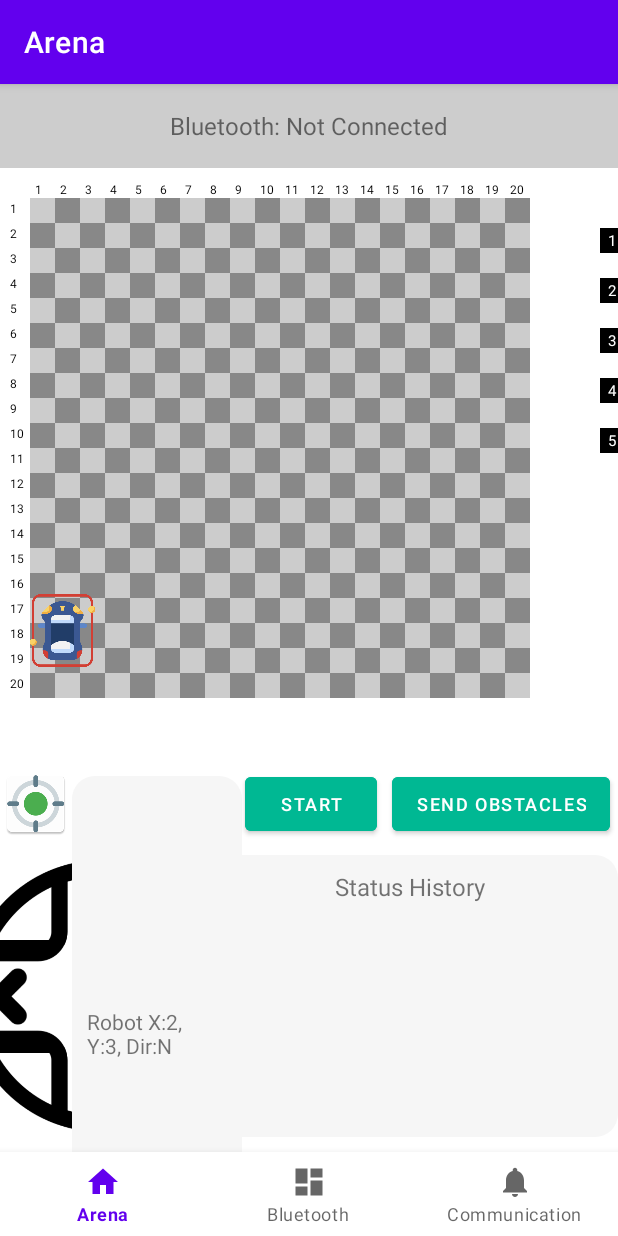
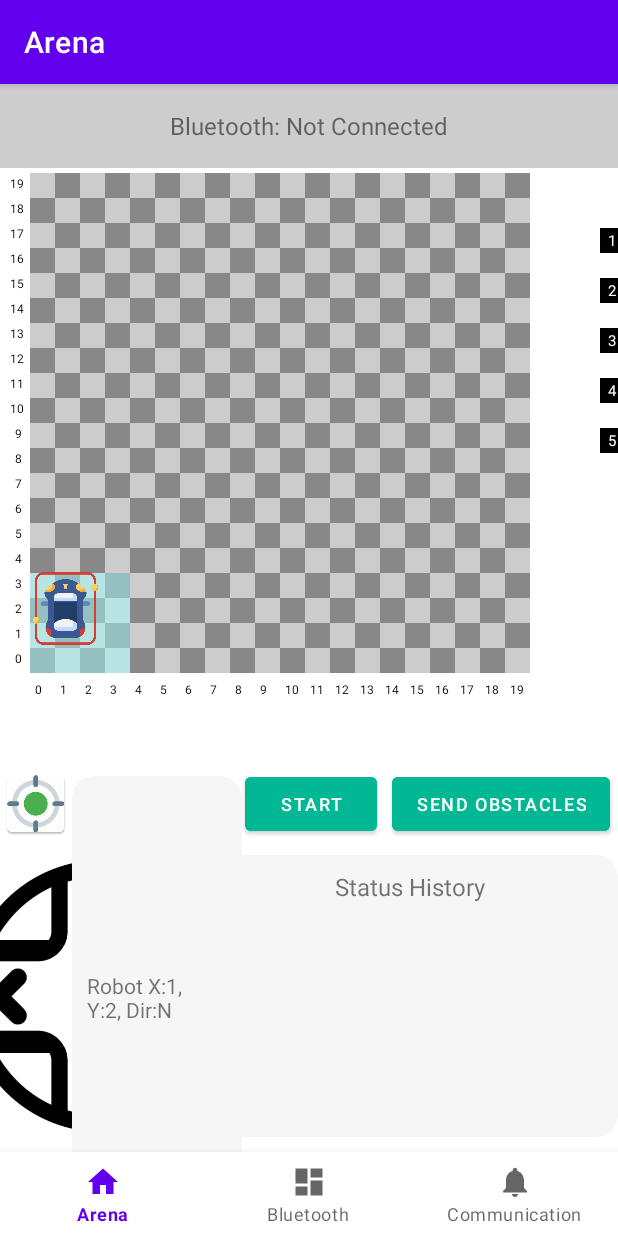
Before and after one commit to NicChoo96/MDP_Group29_Android, an Android app: the screen it shows after launch (MainActivity), after a tap on an icon or button, on a phone screen of 412 x 824 dp. Run offline under Robolectric (Android 15) with nearby library versions, the phone set to English and light mode, and no system bars; our stand-ins replace navigation-ui.

Commit message:
Adjusted arena grid design and object coordinates according to the evaluation rules Added Starting Zone on arena grid

```diff
--- a/app/src/main/java/com/example/mdp_grp29/arena_objects/ArenaGrid.java
+++ b/app/src/main/java/com/example/mdp_grp29/arena_objects/ArenaGrid.java
@@ -40,7 +40,7 @@ public class ArenaGrid {
         cells = new ArenaCell[col][row];
         for(int x = 0; x < col; x++){
             for(int y = 0; y < row; y++){
-                cells[x][y] = new ArenaCell(new Vector2D(x+1, y+1));
+                cells[x][y] = new ArenaCell(new Vector2D(x, row-y-1));
             }
         }
     }
--- a/app/src/main/java/com/example/mdp_grp29/ui/arena/ArenaFragment.java
+++ b/app/src/main/java/com/example/mdp_grp29/ui/arena/ArenaFragment.java
@@ -93,6 +93,12 @@ public class ArenaFragment extends Fragment {
     public void onStart() {
         super.onStart();
         bluetoothHelper = BluetoothHelper.getInstance(getActivity(), mHandler);
+        if(arenaPersistentData.getRobotCarData() != null){
+            updateRobotInfoTextView(arenaPersistentData.getRobotCarData().robotPosition, arenaPersistentData.getRobotCarData().robotOrientationAngle);
+        }
+        if(arenaPersistentData.getObstaclesData() != null){
+            updateObstacleInfoTextView(0, arenaPersistentData.getObstaclesData().getObstaclePos(0));
+        }
     }
 
     public void vibrateDevice(int time){
--- a/app/src/main/java/com/example/mdp_grp29/ui/arena/ArenaView.java
+++ b/app/src/main/java/com/example/mdp_grp29/ui/arena/ArenaView.java
@@ -37,6 +37,7 @@ public class ArenaView extends View {
     private Paint bluePaint;
     private Paint facePaint;
     private Paint grayPaint;
+    private Paint startPaint;
 
     private float zoomScale = 30f;
     private float originalScale;
@@ -51,7 +52,7 @@ public class ArenaView extends View {
     private Vector2D[] initialObstacleCanvasPos = new Vector2D[obstacleCount];
 
     private ArenaGrid arenaGrid;
-    private final Vector2D arenaGridOffSet = new Vector2D(30f, 30f);
+    private final Vector2D arenaGridOffSet = new Vector2D(30f, 5f);
 
     private boolean isDirectionChoosing;
     private boolean directionUI_BufferLock = false;
@@ -59,7 +60,7 @@ public class ArenaView extends View {
 
     private RobotCar robotCar;
     private final Vector2D robotSize = new Vector2D(3,3);
-    private final Vector2D initialRobotPos = new Vector2D(2,2);
+    private final Vector2D initialRobotPos = new Vector2D(1,1);
 
     ArenaFragment arenaFragment = ArenaFragment.getInstance();
 
@@ -68,11 +69,11 @@ public class ArenaView extends View {
             // Bullseye
             R.drawable.bulleyes,     // Image ID =0
             // Arrow
-            R.drawable.blue_left,           // Image ID =1
+            R.drawable.white_up,           // Image ID =1
             R.drawable.red_down,            // Image ID =2
             R.drawable.green_right,         // Image ID =3
-            R.drawable.white_up,            // Image ID =4
-            // Go
+            R.drawable.blue_left,            // Image ID =4
+            // Stop
             R.drawable.yellow_circle,       // Image ID =5
             // Number
             R.drawable.blue_1,              // Image ID =6
@@ -94,11 +95,13 @@ public class ArenaView extends View {
             R.drawable.green_g,           // Image ID =21
             R.drawable.white_h,           // Image ID =22
             R.drawable.blue_s,           // Image ID =23
-            R.drawable.red_u,           // Image ID =24
-            R.drawable.white_w,           // Image ID =25
-            R.drawable.blue_x,           // Image ID =26
-            R.drawable.yellow_y,           // Image ID =27
-            R.drawable.red_z,           // Image ID =28
+            R.drawable.yellow_t,           // Image ID =24
+            R.drawable.red_u,           // Image ID =25
+            R.drawable.green_v,           // Image ID =26
+            R.drawable.white_w,           // Image ID =27
+            R.drawable.blue_x,           // Image ID =28
+            R.drawable.yellow_y,           // Image ID =29
+            R.drawable.red_z,           // Image ID =30
     };
 
     // Constructor
@@ -113,6 +116,7 @@ public class ArenaView extends View {
         grayPaint = new Paint();
         transparentPaint = new Paint(Paint.ANTI_ALIAS_FLAG);
         bluePaint = new Paint();
+        startPaint = new Paint(Paint.ANTI_ALIAS_FLAG);
 //        facePaint = new Paint();
 //        startPaint= new Paint();
 //        exploredPaint= new Paint();
@@ -130,8 +134,8 @@ public class ArenaView extends View {
         transparentPaint.setColor(Color.TRANSPARENT);
         transparentPaint.setAlpha(120);
 
-//        facePaint.setColor(Color.RED);
-//        startPaint.setColor(Color.parseColor("#A4FEFF"));    // Aqua
+        startPaint.setColor(Color.parseColor("#A4FEFF"));    // Aqua
+        startPaint.setAlpha(120);
 //        exploredPaint.setColor(Color.parseColor("#2B6EFE")); // Indigo-Blue
 //
 //        // Set Display Layout
@@ -156,7 +160,6 @@ public class ArenaView extends View {
         }else{
             if(arenaFragment.arenaPersistentData.getObstaclesData() != null){
                 obsArray = arenaFragment.arenaPersistentData.getObstaclesData();
-                //arenaFragment.updateObstacleInfoTextView(0, obsArray.getObstaclePos(0));
             }else{
                 obsArray = new Obstacles(initialObstacleCanvasPos);
                 savePersistentData();
@@ -164,9 +167,9 @@ public class ArenaView extends View {
 
             if(arenaFragment.arenaPersistentData.getRobotCarData() != null){
                 robotCar = arenaFragment.arenaPersistentData.getRobotCarData();
-                //arenaFragment.updateRobotInfoTextView(robotCar.robotPosition, robotCar.robotOrientationAngle);
             }else{
                 robotCar = new RobotCar(new Vector2D(initialRobotPos.x, initialRobotPos.y), RobotCar.NORTH);
+                savePersistentData();
             }
         }
 
@@ -196,6 +199,7 @@ public class ArenaView extends View {
         canvas.drawColor(Color.WHITE);
 
         drawGrid(canvas);
+        drawStartZone(canvas);
         drawObstacles(canvas);
         drawObstacleDirectionFaces(canvas);
         displayRobot(canvas);
@@ -217,6 +221,15 @@ public class ArenaView extends View {
         // Display Recognized Target Images from Image Recognition
         displayImageOnObstacles(canvas);
     }
+
+    // Create Start Zone
+    private void drawStartZone(Canvas canvas) {
+        for (int i = 0; i <= 3; i++)
+            for (int j = 0; j <= 3; j++)
+                canvas.drawRect(i * CELL_SIZE + arenaGridOffSet.x, (NUM_ROWS - 1 - j) * CELL_SIZE + 5f,
+                        (i + 1) * CELL_SIZE + arenaGridOffSet.x, (NUM_ROWS - j) * CELL_SIZE + 5f, startPaint);
+    }
+
 
     public void setRobotPos(Vector2D newPosition, String direction){
         robotCar.robotPosition = newPosition;
@@ -274,12 +287,12 @@ public class ArenaView extends View {
                 break;
         }
 
-        if(robotCar.robotPosition.x + robotNewMove.x - 1 > 0 &&
-                robotCar.robotPosition.x + robotNewMove.x < NUM_COLUMNS)
+        if(robotCar.robotPosition.x + robotNewMove.x - 1 >= 0 &&
+                robotCar.robotPosition.x + robotNewMove.x < NUM_COLUMNS-1)
             robotCar.robotPosition.x += robotNewMove.x;
 
-        if(robotCar.robotPosition.y + robotNewMove.y - 1 > 0 &&
-                robotCar.robotPosition.y + robotNewMove.y < NUM_ROWS)
+        if(robotCar.robotPosition.y + robotNewMove.y - 1 >= 0 &&
+                robotCar.robotPosition.y + robotNewMove.y < NUM_ROWS-1)
             robotCar.robotPosition.y += robotNewMove.y;
 
         arenaFragment.sendRobotMovement(move);
@@ -369,23 +382,23 @@ public class ArenaView extends View {
         Vector2D robotPostTranslate = new Vector2D(0,0);
         switch(robotCar.robotOrientationAngle){
             case RobotCar.NORTH:
-                robotPostTranslate = new Vector2D((robotCar.robotPosition.x - 1) * CELL_SIZE,
-                        (NUM_ROWS - robotCar.robotPosition.y) * CELL_SIZE);
+                robotPostTranslate = new Vector2D((robotCar.robotPosition.x) * CELL_SIZE + 3f,
+                        (NUM_ROWS - robotCar.robotPosition.y - 2) * CELL_SIZE + 3f);
                 rotation = 0;
                 break;
             case RobotCar.EAST:
-                robotPostTranslate = new Vector2D((robotCar.robotPosition.x - 4) * CELL_SIZE,
-                        (NUM_ROWS - robotCar.robotPosition.y) * CELL_SIZE);
+                robotPostTranslate = new Vector2D((robotCar.robotPosition.x - 3) * CELL_SIZE + 2f,
+                        (NUM_ROWS - robotCar.robotPosition.y - 2) * CELL_SIZE + 3f);
                 rotation = 90;
                 break;
             case RobotCar.SOUTH:
-                robotPostTranslate = new Vector2D((robotCar.robotPosition.x - 4) * CELL_SIZE,
-                        (NUM_ROWS - robotCar.robotPosition.y - 3) * CELL_SIZE);
+                robotPostTranslate = new Vector2D((robotCar.robotPosition.x - 3) * CELL_SIZE + 3f,
+                        (NUM_ROWS - robotCar.robotPosition.y - 5) * CELL_SIZE + 3f);
                 rotation = 180;
                 break;
             case RobotCar.WEST:
-                robotPostTranslate = new Vector2D((robotCar.robotPosition.x - 1) * CELL_SIZE,
-                        (NUM_ROWS - robotCar.robotPosition.y - 3) * CELL_SIZE);
+                robotPostTranslate = new Vector2D((robotCar.robotPosition.x) * CELL_SIZE + 3f,
+                        (NUM_ROWS - robotCar.robotPosition.y - 5) * CELL_SIZE + 3f);
                 rotation = 270;
                 break;
         }
@@ -558,13 +571,17 @@ public class ArenaView extends View {
         }
 
         for(int i = 0; i < NUM_COLUMNS; i++){
-            canvas.drawText((i+1)+"", i * CELL_SIZE + arenaGridOffSet.x + 5f,
-                    arenaGridOffSet.y - 4f, blackPaint);
+            canvas.drawText(i+"", i * CELL_SIZE + arenaGridOffSet.x + 5f,
+                    NUM_COLUMNS * CELL_SIZE + arenaGridOffSet.y + CELL_SIZE - 4f, blackPaint);
         }
 
         for(int i = 0; i < NUM_ROWS; i++){
-            canvas.drawText((i+1)+"", arenaGridOffSet.x - 20f,
-                    i * CELL_SIZE + arenaGridOffSet.y + 15f, blackPaint);
+            if(NUM_ROWS - i - 1 > 9)
+                canvas.drawText((NUM_ROWS - i - 1)+"", arenaGridOffSet.x - 20f,
+                        i * CELL_SIZE + arenaGridOffSet.y + 15f, blackPaint);
+            else
+                canvas.drawText((NUM_ROWS - i - 1)+"", arenaGridOffSet.x - 15f,
+                        i * CELL_SIZE + arenaGridOffSet.y + 15f, blackPaint);
         }
     }
 
--- a/app/src/main/res/layout/fragment_arena.xml
+++ b/app/src/main/res/layout/fragment_arena.xml
@@ -192,6 +192,7 @@
         android:layout_marginTop="5dp"
         android:layout_marginEnd="2dp"
         android:background="@drawable/rounded_corner"
+        android:gravity="center"
         android:orientation="horizontal"
         android:padding="10dp"
         app:layout_constraintBottom_toTopOf="@+id/up_button"
```
